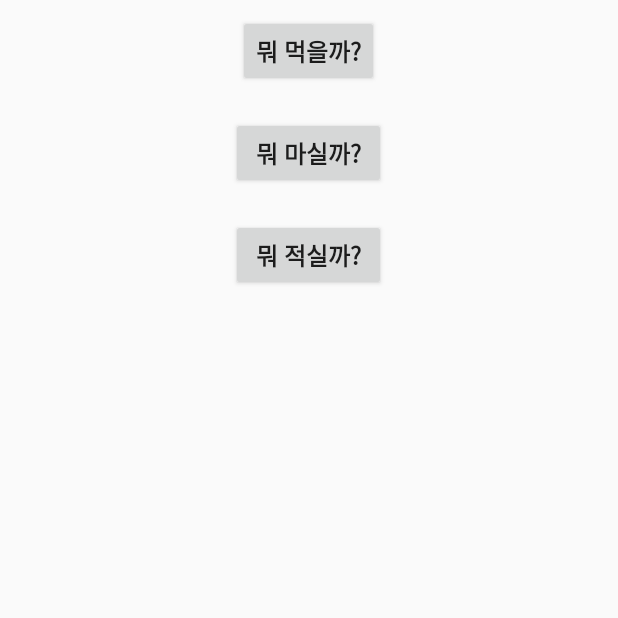
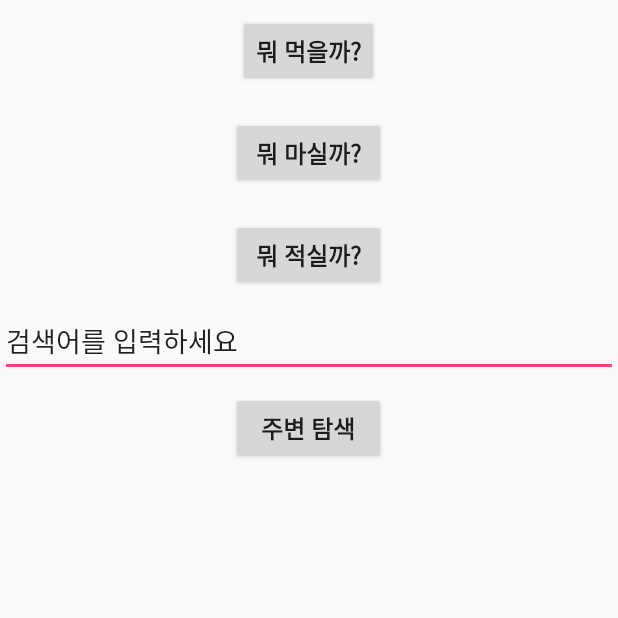
Before and after one commit to sgcs11/project1, an Android app: the screen it shows after launch (quicksolve), after a tap on "빠른장애해결", on a phone screen of 412 x 824 dp, the top half of it. Run offline under Robolectric (Android 15) with nearby library versions, the phone set to English and light mode, and no system bars.

Commit message:
quicksolve function fully implemented

```diff
--- a/app/src/main/java/com/example/joachanghwa/svoprj/MainActivity.java
+++ b/app/src/main/java/com/example/joachanghwa/svoprj/MainActivity.java
@@ -33,4 +33,5 @@ public class MainActivity extends AppCompatActivity {
         startActivity(intent);
 
     }
+
 }
--- a/app/src/main/java/com/example/joachanghwa/svoprj/quicksolve.java
+++ b/app/src/main/java/com/example/joachanghwa/svoprj/quicksolve.java
@@ -16,6 +16,7 @@ import android.support.v4.app.ActivityCompat;
 import android.text.Html;
 import android.view.View;
 import android.widget.Button;
+import android.widget.EditText;
 import android.widget.Toast;
 
 public class quicksolve extends Activity {
@@ -26,6 +27,8 @@ public class quicksolve extends Activity {
     public static double prelong=0;
     public static int btn_number;
     public static int pre_btn_number;
+    private EditText edt;
+    public static String edt_text;
     private static final int REQUEST_LOCATION=2;
     @Override
     protected void onCreate(Bundle savedInstanceState) {
@@ -35,6 +38,10 @@ public class quicksolve extends Activity {
         Button button01 = (Button) findViewById(R.id.button01);
         Button button02 = (Button) findViewById(R.id.button02);
         Button button03 = (Button) findViewById(R.id.button03);
+        Button button04 = (Button) findViewById(R.id.button04);
+
+        edt=(EditText)findViewById(R.id.editText01);
+
         button01.setOnClickListener(new View.OnClickListener() {
             @Override
             public void onClick(View view) {//뭐 먹을까?
@@ -54,6 +61,15 @@ public class quicksolve extends Activity {
             public void onClick(View view){
                 getMyLocation();
                 btn_number=3;
+            }
+        });
+        button04.setOnClickListener(new View.OnClickListener(){
+            @Override
+            public void onClick(View view){
+                getMyLocation();
+                btn_number=4;
+                edt_text=edt.getText().toString();
+              //  Toast.makeText(getApplicationContext(),edt_text,Toast.LENGTH_LONG).show();
             }
         });
     }
--- a/app/src/main/res/layout/activity_quicksolve.xml
+++ b/app/src/main/res/layout/activity_quicksolve.xml
@@ -1,8 +1,8 @@
 <?xml version="1.0" encoding="utf-8"?>
 <LinearLayout xmlns:android="http://schemas.android.com/apk/res/android"
 xmlns:tools="http://schemas.android.com/tools"
-android:layout_width="fill_parent"
-android:layout_height="fill_parent"
+android:layout_width="match_parent"
+android:layout_height="match_parent"
     android:orientation="vertical"
 tools:context="com.example.joachanghwa.svoprj.quicksolve">
 
@@ -36,4 +36,22 @@ tools:context="com.example.joachanghwa.svoprj.quicksolve">
         android:textSize="16dp"
         android:textStyle="bold" />
 
+    <EditText
+        android:id="@+id/editText01"
+        android:layout_width="match_parent"
+        android:layout_height="wrap_content"
+        android:ems="10"
+        android:inputType="textPersonName"
+        android:text="검색어를 입력하세요" />
+
+    <Button
+        android:id="@+id/button04"
+        android:layout_width="103dp"
+        android:layout_height="wrap_content"
+        android:layout_gravity="center_horizontal"
+        android:layout_margin="10dp"
+        android:text="주변 탐색"
+        android:textSize="16dp"
+        android:textStyle="bold" />
+
 </LinearLayout>
```
Also changed, not shown: app/src/main/AndroidManifest.xml (+21 -7 lines), app/src/main/java/com/example/joachanghwa/svoprj/crawling.java (+56 -24 lines).
